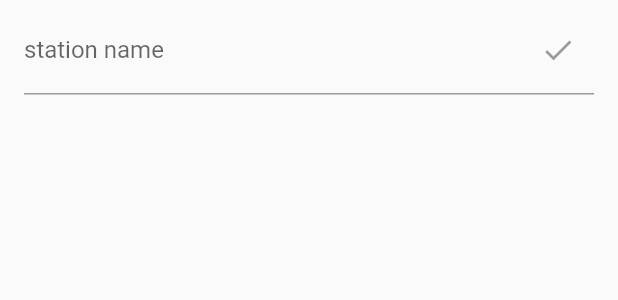
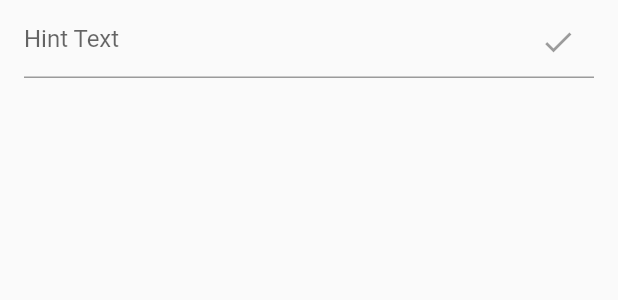
Before and after one commit to ramiro-di-rico/radio-fi-app, a Flutter app: the StationSearchWidget widget shown alone on an empty page, opened directly, on a phone screen of 412 x 824 dp. Shown: the top 300 px of the screen. Run offline on Flutter 3.47's test engine with Material 2 defaults, Android fonts, the phone set to English and light mode, and no system bars; our stand-ins replace get_it; missing offline and left inert: flutter_radio_player; network calls fail.

Commit message:
update ux behavior

```diff
--- a/lib/controls/station-search.dart
+++ b/lib/controls/station-search.dart
@@ -20,8 +20,7 @@ class _StationSearchWidgetState extends State<StationSearchWidget> {
           _stationsController.search(text);
         },
         decoration: InputDecoration(
-            border: UnderlineInputBorder(),
-            labelText: 'station name',
+            hintText: 'Hint Text',
             suffixIcon: IconButton(
                 icon: Icon(Icons.check),
                 onPressed: currentText.length > 0
```
Also changed, not shown: lib/controls/stations-listview.dart (+6 -17 lines).
